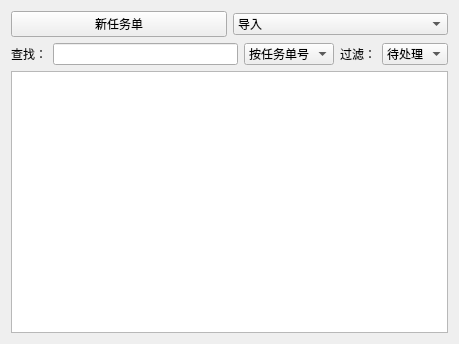
First picture: the form in src/TaskSheetManager/tasksheetui.ui, repository hcc01/ELIMS, before the edit.
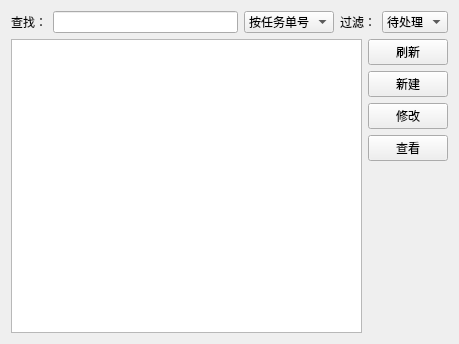
Second picture: the form after the edit. Custom widgets are drawn as their Qt base class.

Patch:
```diff
--- a/src/TaskSheetManager/tasksheetui.ui
+++ b/src/TaskSheetManager/tasksheetui.ui
@@ -13,35 +13,8 @@
   <property name="windowTitle">
    <string>Form</string>
   </property>
-  <layout class="QGridLayout" name="gridLayout_2">
-   <item row="0" column="0">
-    <layout class="QGridLayout" name="gridLayout">
-     <item row="0" column="0">
-      <layout class="QHBoxLayout" name="horizontalLayout">
+  <layout class="QVBoxLayout" name="verticalLayout_3">
        <item>
-        <widget class="QPushButton" name="newSheetBtn">
-         <property name="text">
-          <string>新任务单</string>
-         </property>
-        </widget>
-       </item>
-       <item>
-        <widget class="QComboBox" name="comboBox">
-         <item>
-          <property name="text">
-           <string>导入</string>
-          </property>
-         </item>
-         <item>
-          <property name="text">
-           <string>新建</string>
-          </property>
-         </item>
-        </widget>
-       </item>
-      </layout>
-     </item>
-     <item row="1" column="0">
       <layout class="QHBoxLayout" name="horizontalLayout_2">
        <item>
         <widget class="QLabel" name="label_2">
@@ -110,9 +83,56 @@
        </item>
       </layout>
      </item>
-     <item row="2" column="0">
+   <item>
+    <layout class="QHBoxLayout" name="horizontalLayout_3">
+     <item>
       <widget class="MyTableView" name="tableView"/>
      </item>
+     <item>
+      <layout class="QVBoxLayout" name="verticalLayout_2">
+       <item>
+        <widget class="QPushButton" name="refleshBtn">
+         <property name="text">
+          <string>刷新</string>
+         </property>
+        </widget>
+       </item>
+       <item>
+        <widget class="QPushButton" name="newSheetBtn">
+         <property name="text">
+          <string>新建</string>
+         </property>
+        </widget>
+       </item>
+       <item>
+        <widget class="QPushButton" name="pushButton_3">
+         <property name="text">
+          <string>修改</string>
+         </property>
+        </widget>
+       </item>
+       <item>
+        <widget class="QPushButton" name="pushButton_4">
+         <property name="text">
+          <string>查看</string>
+         </property>
+        </widget>
+       </item>
+       <item>
+        <spacer name="verticalSpacer">
+         <property name="orientation">
+          <enum>Qt::Vertical</enum>
+         </property>
+         <property name="sizeHint" stdset="0">
+          <size>
+           <width>20</width>
+           <height>40</height>
+          </size>
+         </property>
+        </spacer>
+       </item>
+      </layout>
+     </item>
     </layout>
    </item>
   </layout>
```
Lines whose indentation alone changed are shown as unchanged.
